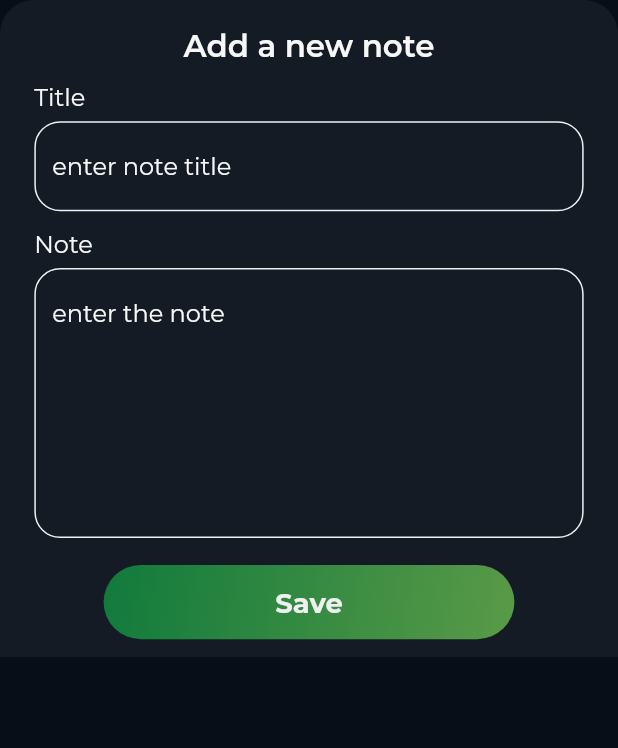
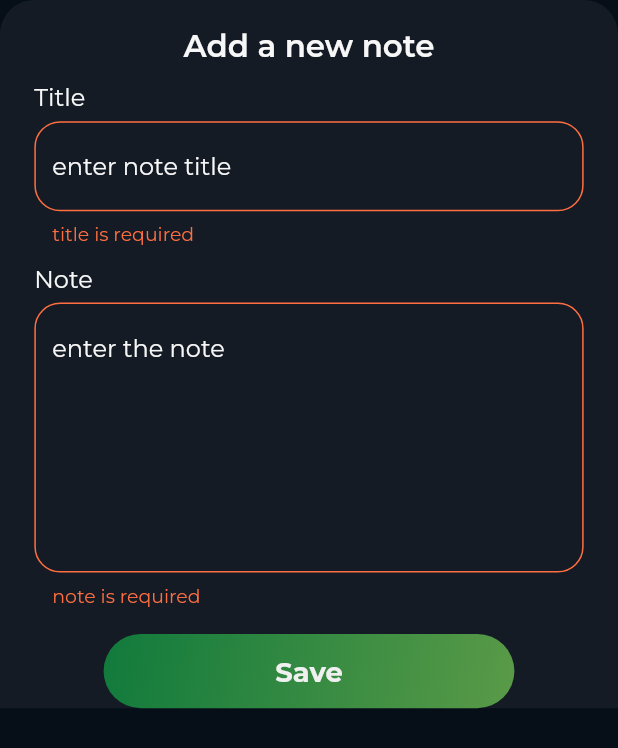
Before and after one commit to badr-elsawi/note_app_using_hive, a Flutter app: the Sheet widget shown alone on an empty page, opened directly, after a tap on "Save", on a phone screen of 412 x 824 dp. Shown: the top 748 px of the screen. Run offline on Flutter 3.47's test engine with Material 2 defaults, Android fonts, the phone set to English and light mode, and no system bars; our stand-ins replace bloc, flutter_bloc, flutter_screenutil, hive_flutter, page_transition; accounts and stored records are empty.

Commit message:
fixing form sheet issues by move it in a custom widgit

```diff
--- a/lib/layout/bottom_sheet.dart
+++ b/lib/layout/bottom_sheet.dart
@@ -25,11 +25,43 @@ class Sheet extends StatelessWidget {
           start: StyleConstants.defaultHPadding.w,
           end: StyleConstants.defaultHPadding.w,
           top: 15.h,
-          bottom: MediaQuery.of(context).viewInsets.bottom > 5
-              ? MediaQuery.of(context).viewInsets.bottom
-              : 10.h,
+          bottom: MediaQuery.of(context).viewInsets.bottom,
         ),
         child: SingleChildScrollView(
+          child: MyForm(),
+        ),
+      ),
+    );
+  }
+}
+
+Widget blury({
+  required Widget child,
+  double sigmaX = 10,
+  double sigmaY = 10,
+}) {
+  return BackdropFilter(
+    filter: ImageFilter.blur(sigmaX: sigmaX, sigmaY: sigmaY),
+    child: child,
+  );
+}
+
+class MyForm extends StatefulWidget {
+  const MyForm({super.key});
+
+  @override
+  State<MyForm> createState() => _MyFormState();
+}
+
+class _MyFormState extends State<MyForm> {
+  var formKey = GlobalKey<FormState>();
+  var title = TextEditingController();
+  var note = TextEditingController();
+
+  @override
+  Widget build(BuildContext context) {
+    return Form(
+      key: formKey,
       child: Column(
         mainAxisSize: MainAxisSize.min,
         crossAxisAlignment: CrossAxisAlignment.start,
@@ -51,8 +83,9 @@ class Sheet extends StatelessWidget {
           ),
           SizedBox(height: 5.h),
           TextInput(
+            controller: title,
             hintText: 'enter note title',
-                errorMessage: 'this is bad',
+            errorMessage: 'title is required',
           ),
           SizedBox(height: 10.h),
           Text(
@@ -63,32 +96,24 @@ class Sheet extends StatelessWidget {
           ),
           SizedBox(height: 5.h),
           TextInput(
+            controller: note,
             hintText: 'enter the note',
-                errorMessage: 'this is bad',
+            errorMessage: 'note is required',
             maxLines: 7,
           ),
           SizedBox(height: 15.h),
           Center(
             child: MyButton(
               title: 'Save',
-                  onPressed: () {},
+              onPressed: () {
+                if (formKey.currentState!.validate()) {
+                  print('**********************************');
+                }
+              },
             ),
           ),
         ],
       ),
-        ),
-      ),
     );
   }
 }
-
-Widget blury({
-  required Widget child,
-  double sigmaX = 10,
-  double sigmaY = 10,
-}) {
-  return BackdropFilter(
-    filter: ImageFilter.blur(sigmaX: sigmaX, sigmaY: sigmaY),
-    child: child,
-  );
-}
--- a/lib/layout/home.dart
+++ b/lib/layout/home.dart
@@ -18,6 +18,7 @@ class Home extends StatelessWidget {
       builder: (context, state) {
         var cubit = NotesCubit.get(context);
         return Scaffold(
+          resizeToAvoidBottomInset: true,
           body: CustomScrollView(
             physics: BouncingScrollPhysics(),
             slivers: [
@@ -36,7 +37,7 @@ class Home extends StatelessWidget {
                   shrinkWrap: true,
                   itemBuilder: (context, index) => NoteItem(),
                   separatorBuilder: (context, index) => SizedBox(height: 20.h),
-                  itemCount: 3,
+                  itemCount: 10,
                 ),
               ),
             ],
--- a/lib/screens/view_note_page/view_note_page.dart
+++ b/lib/screens/view_note_page/view_note_page.dart
@@ -4,7 +4,6 @@ import 'package:flutter_screenutil/flutter_screenutil.dart';
 import 'package:note_app/cubits/note-Cubit/Notes_states.dart';
 import 'package:note_app/cubits/note-Cubit/notes_cubit.dart';
 import 'package:note_app/screens/edit_note_page/edit_note_page.dart';
-import 'package:note_app/screens/view_note_page/custom_app_bar.dart';
 import 'package:note_app/shared/components/my_app_bar.dart';
 import 'package:page_transition/page_transition.dart';
 
@@ -93,7 +92,7 @@ class ViewNotePage extends StatelessWidget {
                         );
                       },
                       icon: Icons.edit,
-                      forgroundColor: Colors.teal,
+                      forgroundColor: Colors.tealAccent,
                       size: 50.w,
                       borderWidth: 0.5,
                     ),
--- a/lib/shared/components/text_input.dart
+++ b/lib/shared/components/text_input.dart
@@ -3,13 +3,13 @@ import 'package:flutter/material.dart';
 class TextInput extends StatelessWidget {
   TextInput({
     super.key,
-    // required this.controller,
+    required this.controller,
     required this.hintText,
     required this.errorMessage,
     this.maxLines = 1,
   });
 
-  // TextEditingController controller;
+  TextEditingController controller;
   int maxLines;
   String hintText;
   String errorMessage;
@@ -17,11 +17,11 @@ class TextInput extends StatelessWidget {
   @override
   Widget build(BuildContext context) {
     return TextFormField(
-      // controller: controller,
+      controller: controller,
       maxLines: maxLines,
       style: Theme.of(context).textTheme.displayMedium,
       validator: (value) {
-        if (value!.isNotEmpty) {
+        if (value?.isEmpty ?? true) {
           return errorMessage;
         }
       },
--- /dev/null
+++ b/lib/shared/constants.dart
@@ -0,0 +1 @@
+const String noteBox = 'notes_box';
```
Also changed, not shown: lib/main.dart (+6 -1 lines), lib/models/note_model.dart (+11 -1 lines), lib/screens/edit_note_page/edit_note_page.dart (+1 -15 lines), lib/screens/view_note_page/custom_app_bar.dart (deleted, +0 -69 lines), lib/shared/cash_helper/cash_helper.dart (added, +18 -0 lines), lib/shared/styles/light_theme.dart (+7 -0 lines), lib/models/note_model.g.dart (added). Lines whose indentation alone changed are shown as unchanged.
